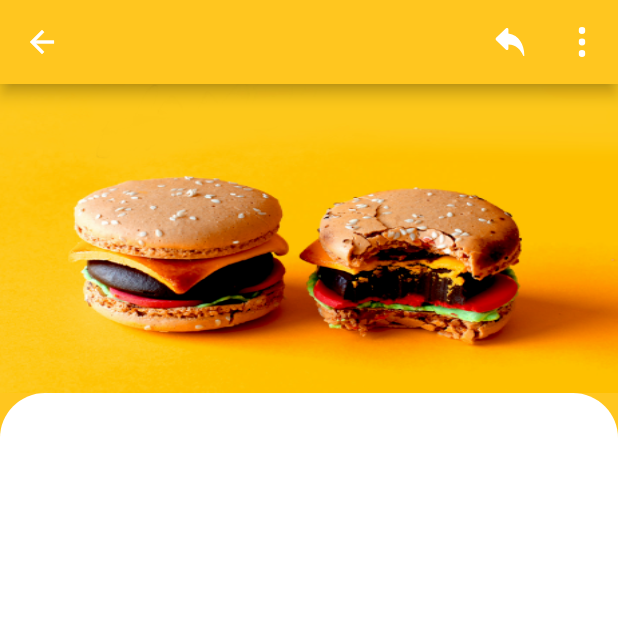
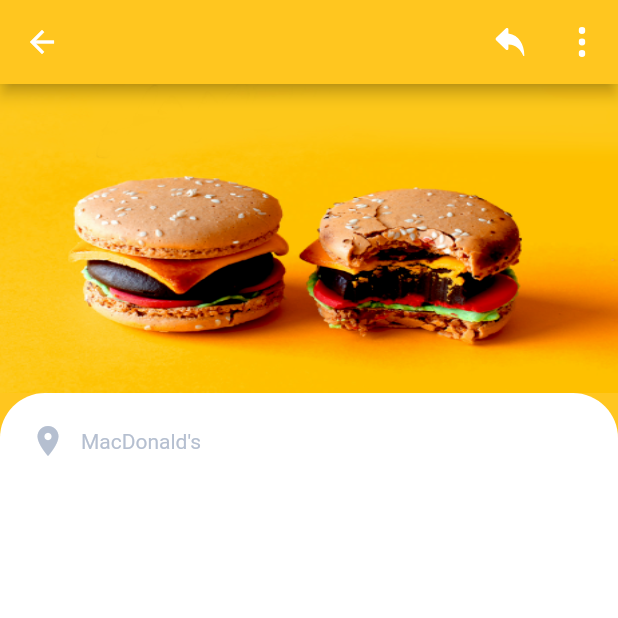
Before and after one commit to leandrorochaadm/app_food, a Flutter app: the DetailsScreen screen opened directly, on a phone screen of 412 x 824 dp, the top half of it. Run offline on Flutter 3.47's test engine with Material 2 defaults, Android fonts, the phone set to English and light mode, and no system bars; our stand-ins replace flutter_svg.

Commit message:
shopeName ItemInfo create

```diff
--- a/lib/screen/details/details_screen.dart
+++ b/lib/screen/details/details_screen.dart
@@ -48,6 +48,22 @@ class ItemInfo extends StatelessWidget {
             topLeft: Radius.circular(30),
             topRight: Radius.circular(30),
           )),
+      child: Column(children: [
+        shopeName(name: "MacDonald's"),
+      ]),
+    );
+  }
+
+  Row shopeName({required String name}) {
+    return Row(
+      children: [
+        const Icon(
+          Icons.location_on,
+          color: kSecondaryColor,
+        ),
+        const SizedBox(width: 10),
+        Text(name),
+      ],
     );
   }
 }
```
